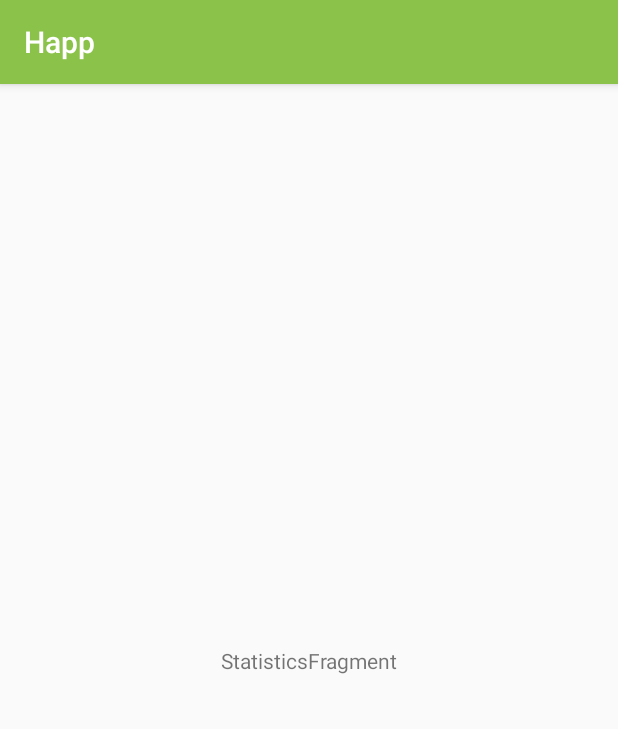
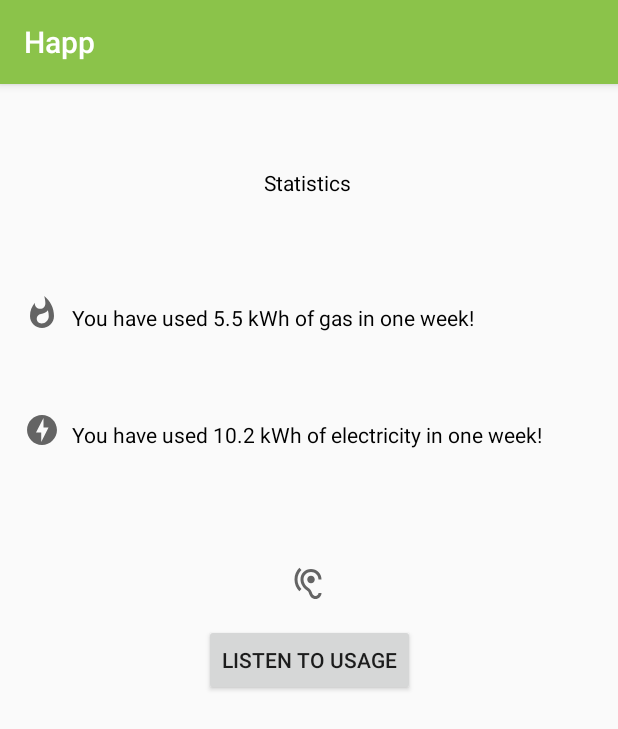
Before and after one commit to CDESmith/Happ, an Android app: the StatisticsActivity screen opened directly, with no data from a screen before it, on a phone screen of 412 x 824 dp. Shown: the top 729 px of the screen. Run offline under Robolectric (Android 15) with nearby library versions, the phone set to English and light mode, and no system bars.

Commit message:
added content to statistics

```diff
--- a/app/src/main/java/com/happ/happ/StatisticsActivity.java
+++ b/app/src/main/java/com/happ/happ/StatisticsActivity.java
@@ -2,11 +2,18 @@ package com.happ.happ;
 
 import androidx.appcompat.app.AppCompatActivity;
 
+import android.media.MediaPlayer;
 import android.os.Bundle;
+import android.view.View;
+import android.widget.Button;
+import android.widget.Toast;
 
 import com.happ.happ.ui.statistics.StatisticsFragment;
 
 public class StatisticsActivity extends AppCompatActivity {
+
+    Button playButton;
+    MediaPlayer mediaPlayer;
 
     @Override
     protected void onCreate(Bundle savedInstanceState) {
@@ -16,6 +23,8 @@ public class StatisticsActivity extends AppCompatActivity {
             getSupportFragmentManager().beginTransaction()
                     .replace(R.id.container, StatisticsFragment.newInstance())
                     .commitNow();
+
+
         }
     }
 }
--- a/app/src/main/java/com/happ/happ/ui/statistics/StatisticsFragment.java
+++ b/app/src/main/java/com/happ/happ/ui/statistics/StatisticsFragment.java
@@ -2,21 +2,27 @@ package com.happ.happ.ui.statistics;
 
 import androidx.lifecycle.ViewModelProviders;
 
+import android.media.MediaPlayer;
 import android.os.Bundle;
 
 import androidx.annotation.NonNull;
 import androidx.annotation.Nullable;
 import androidx.fragment.app.Fragment;
 
+import android.provider.MediaStore;
 import android.view.LayoutInflater;
 import android.view.View;
 import android.view.ViewGroup;
+import android.widget.Button;
+import android.widget.Toast;
 
 import com.happ.happ.R;
 
 public class StatisticsFragment extends Fragment {
 
     private StatisticsViewModel mViewModel;
+    Button playButton;
+    MediaPlayer mediaPlayer;
 
     public static StatisticsFragment newInstance() {
         return new StatisticsFragment();
@@ -26,7 +32,22 @@ public class StatisticsFragment extends Fragment {
     @Override
     public View onCreateView(@NonNull LayoutInflater inflater, @Nullable ViewGroup container,
                              @Nullable Bundle savedInstanceState) {
-        return inflater.inflate(R.layout.statistics_fragment, container, false);
+        View root = inflater.inflate(R.layout.statistics_fragment, container, false);
+
+
+        playButton = root.findViewById(R.id.playButton);
+
+        mediaPlayer = new MediaPlayer();
+        mediaPlayer = MediaPlayer.create(getContext(), R.raw.energy_audio);
+
+        playButton.setOnClickListener(new View.OnClickListener() {
+            @Override
+            public void onClick(View view) {
+                Toast.makeText(getContext(), "Button pressed", Toast.LENGTH_LONG).show();
+                mediaPlayer.start();
+            }
+        });
+        return root;
     }
 
     @Override
--- /dev/null
+++ b/app/src/main/res/drawable/bolt_icon.xml
@@ -0,0 +1,10 @@
+<vector xmlns:android="http://schemas.android.com/apk/res/android"
+    android:width="24dp"
+    android:height="24dp"
+    android:viewportWidth="24"
+    android:viewportHeight="24"
+    android:tint="?attr/colorControlNormal">
+  <path
+      android:fillColor="@android:color/white"
+      android:pathData="M12,2.02c-5.51,0 -9.98,4.47 -9.98,9.98s4.47,9.98 9.98,9.98 9.98,-4.47 9.98,-9.98S17.51,2.02 12,2.02zM11.48,20v-6.26H8L13,4v6.26h3.35L11.48,20z"/>
+</vector>
--- /dev/null
+++ b/app/src/main/res/drawable/listen_icon.xml
@@ -0,0 +1,10 @@
+<vector xmlns:android="http://schemas.android.com/apk/res/android"
+    android:width="24dp"
+    android:height="24dp"
+    android:viewportWidth="24"
+    android:viewportHeight="24"
+    android:tint="?attr/colorControlNormal">
+  <path
+      android:fillColor="@android:color/white"
+      android:pathData="M17,20c-0.29,0 -0.56,-0.06 -0.76,-0.15 -0.71,-0.37 -1.21,-0.88 -1.71,-2.38 -0.51,-1.56 -1.47,-2.29 -2.39,-3 -0.79,-0.61 -1.61,-1.24 -2.32,-2.53C9.29,10.98 9,9.93 9,9c0,-2.8 2.2,-5 5,-5s5,2.2 5,5h2c0,-3.93 -3.07,-7 -7,-7S7,5.07 7,9c0,1.26 0.38,2.65 1.07,3.9 0.91,1.65 1.98,2.48 2.85,3.15 0.81,0.62 1.39,1.07 1.71,2.05 0.6,1.82 1.37,2.84 2.73,3.55 0.51,0.23 1.07,0.35 1.64,0.35 2.21,0 4,-1.79 4,-4h-2c0,1.1 -0.9,2 -2,2zM7.64,2.64L6.22,1.22C4.23,3.21 3,5.96 3,9s1.23,5.79 3.22,7.78l1.41,-1.41C6.01,13.74 5,11.49 5,9s1.01,-4.74 2.64,-6.36zM11.5,9c0,1.38 1.12,2.5 2.5,2.5s2.5,-1.12 2.5,-2.5 -1.12,-2.5 -2.5,-2.5 -2.5,1.12 -2.5,2.5z"/>
+</vector>
--- a/app/src/main/res/layout/statistics_fragment.xml
+++ b/app/src/main/res/layout/statistics_fragment.xml
@@ -7,11 +7,86 @@
     android:layout_height="match_parent"
     tools:context=".ui.statistics.StatisticsFragment">
 
-    <TextView
-        android:id="@+id/message"
+    <ImageView
+        android:id="@+id/imageView7"
         android:layout_width="wrap_content"
         android:layout_height="wrap_content"
-        android:text="StatisticsFragment"
+        android:src="@drawable/drawer_heat_icon"
+        app:layout_constraintBottom_toBottomOf="parent"
+        app:layout_constraintEnd_toEndOf="parent"
+        app:layout_constraintHorizontal_bias="0.041"
+        app:layout_constraintStart_toStartOf="parent"
+        app:layout_constraintTop_toTopOf="parent"
+        app:layout_constraintVertical_bias="0.189" />
+
+    <ImageView
+        android:id="@+id/imageView8"
+        android:layout_width="wrap_content"
+        android:layout_height="wrap_content"
+        android:src="@drawable/bolt_icon"
+        app:layout_constraintBottom_toBottomOf="parent"
+        app:layout_constraintEnd_toEndOf="parent"
+        app:layout_constraintHorizontal_bias="0.041"
+        app:layout_constraintStart_toStartOf="parent"
+        app:layout_constraintTop_toTopOf="parent"
+        app:layout_constraintVertical_bias="0.294" />
+
+    <ImageView
+        android:id="@+id/imageView9"
+        android:layout_width="wrap_content"
+        android:layout_height="wrap_content"
+        android:src="@drawable/listen_icon"
+        app:layout_constraintBottom_toBottomOf="parent"
+        app:layout_constraintEnd_toEndOf="parent"
+        app:layout_constraintHorizontal_bias="0.498"
+        app:layout_constraintStart_toStartOf="parent"
+        app:layout_constraintTop_toTopOf="parent"
+        app:layout_constraintVertical_bias="0.432" />
+
+    <TextView
+        android:id="@+id/message14"
+        android:layout_width="wrap_content"
+        android:layout_height="wrap_content"
+        android:text="Statistics"
+        android:textColor="#000000"
+        app:layout_constraintBottom_toBottomOf="parent"
+        app:layout_constraintEnd_toEndOf="parent"
+        app:layout_constraintHorizontal_bias="0.498"
+        app:layout_constraintStart_toStartOf="parent"
+        app:layout_constraintTop_toTopOf="parent"
+        app:layout_constraintVertical_bias="0.075" />
+
+    <TextView
+        android:id="@+id/message16"
+        android:layout_width="wrap_content"
+        android:layout_height="wrap_content"
+        android:text="You have used 5.5 kWh of gas in one week!"
+        android:textColor="#000000"
+        app:layout_constraintBottom_toBottomOf="parent"
+        app:layout_constraintEnd_toEndOf="parent"
+        app:layout_constraintHorizontal_bias="0.078"
+        app:layout_constraintStart_toEndOf="@+id/imageView7"
+        app:layout_constraintTop_toTopOf="parent"
+        app:layout_constraintVertical_bias="0.195" />
+
+    <TextView
+        android:id="@+id/message17"
+        android:layout_width="wrap_content"
+        android:layout_height="wrap_content"
+        android:text="You have used 10.2 kWh of electricity in one week!"
+        android:textColor="#000000"
+        app:layout_constraintBottom_toBottomOf="parent"
+        app:layout_constraintEnd_toEndOf="parent"
+        app:layout_constraintHorizontal_bias="0.142"
+        app:layout_constraintStart_toEndOf="@+id/imageView8"
+        app:layout_constraintTop_toTopOf="parent"
+        app:layout_constraintVertical_bias="0.299" />
+
+    <Button
+        android:id="@+id/playButton"
+        android:layout_width="wrap_content"
+        android:layout_height="wrap_content"
+        android:text="Listen to usage"
         app:layout_constraintBottom_toBottomOf="parent"
         app:layout_constraintEnd_toEndOf="parent"
         app:layout_constraintStart_toStartOf="parent"
```
Also changed, not shown: 1 other file.
